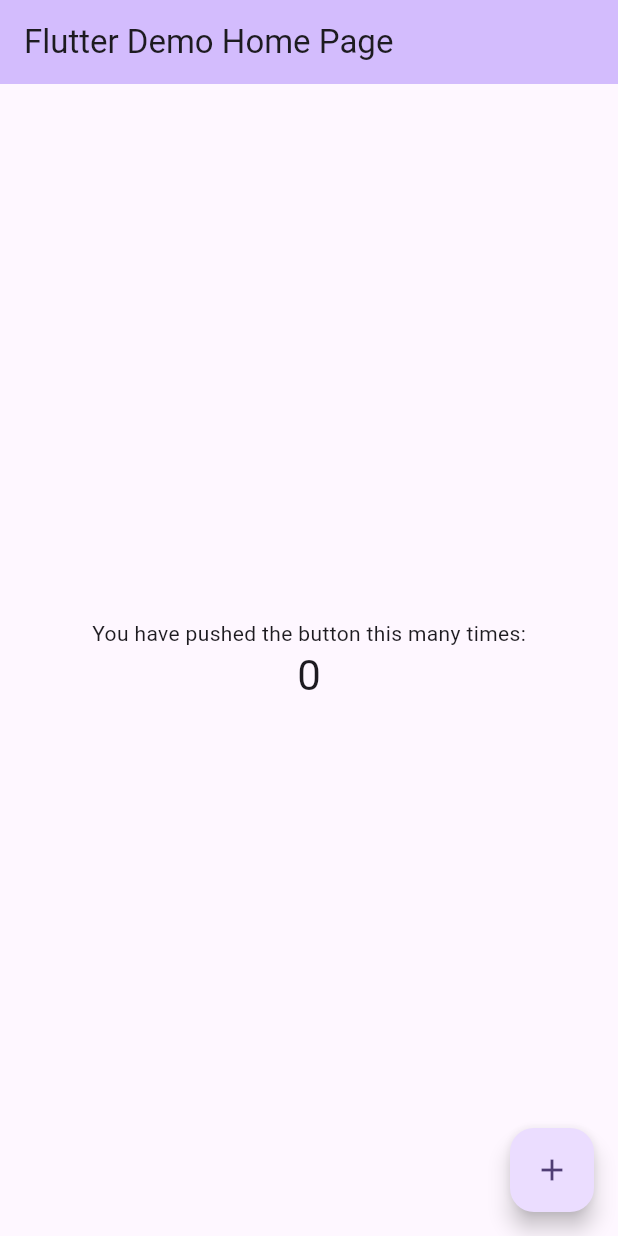
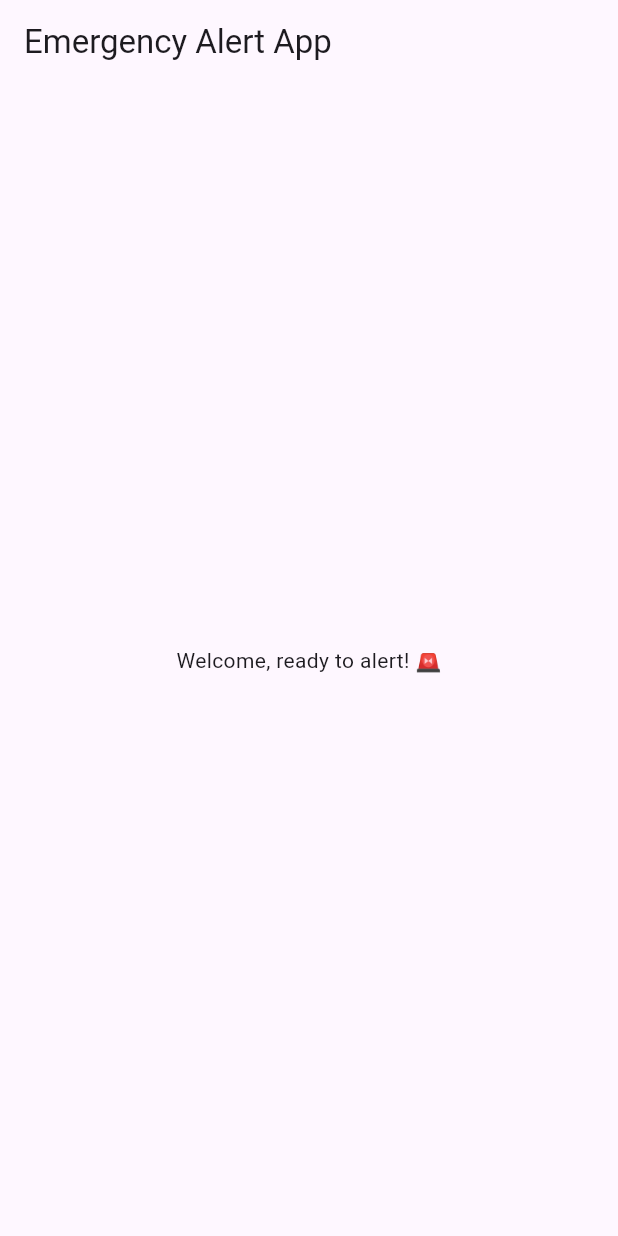
Before and after one commit to christcharlgabales/DigitalBillboard, a Flutter app: the screen it shows after launch, on a phone screen of 412 x 824 dp. Run offline on Flutter 3.47's test engine with Material 3 defaults, Android fonts, the phone set to English and light mode, and no system bars.

Commit message:
feat: temp style

```diff
--- a/lib/main.dart
+++ b/lib/main.dart
@@ -1,122 +1,27 @@
 import 'package:flutter/material.dart';
 
 void main() {
-  runApp(const MyApp());
+  runApp(MyApp());
 }
 
 class MyApp extends StatelessWidget {
-  const MyApp({super.key});
-
-  // This widget is the root of your application.
   @override
   Widget build(BuildContext context) {
     return MaterialApp(
-      title: 'Flutter Demo',
-      theme: ThemeData(
-        // This is the theme of your application.
-        //
-        // TRY THIS: Try running your application with "flutter run". You'll see
-        // the application has a purple toolbar. Then, without quitting the app,
-        // try changing the seedColor in the colorScheme below to Colors.green
-        // and then invoke "hot reload" (save your changes or press the "hot
-        // reload" button in a Flutter-supported IDE, or press "r" if you used
-        // the command line to start the app).
-        //
-        // Notice that the counter didn't reset back to zero; the application
-        // state is not lost during the reload. To reset the state, use hot
-        // restart instead.
-        //
-        // This works for code too, not just values: Most code changes can be
-        // tested with just a hot reload.
-        colorScheme: ColorScheme.fromSeed(seedColor: Colors.deepPurple),
-      ),
-      home: const MyHomePage(title: 'Flutter Demo Home Page'),
+      title: 'Digital Billboard App',
+      theme: ThemeData(primarySwatch: Colors.red),
+      home: HomePage(),
+      debugShowCheckedModeBanner: false,
     );
   }
 }
 
-class MyHomePage extends StatefulWidget {
-  const MyHomePage({super.key, required this.title});
-
-  // This widget is the home page of your application. It is stateful, meaning
-  // that it has a State object (defined below) that contains fields that affect
-  // how it looks.
-
-  // This class is the configuration for the state. It holds the values (in this
-  // case the title) provided by the parent (in this case the App widget) and
-  // used by the build method of the State. Fields in a Widget subclass are
-  // always marked "final".
-
-  final String title;
-
-  @override
-  State<MyHomePage> createState() => _MyHomePageState();
-}
-
-class _MyHomePageState extends State<MyHomePage> {
-  int _counter = 0;
-
-  void _incrementCounter() {
-    setState(() {
-      // This call to setState tells the Flutter framework that something has
-      // changed in this State, which causes it to rerun the build method below
-      // so that the display can reflect the updated values. If we changed
-      // _counter without calling setState(), then the build method would not be
-      // called again, and so nothing would appear to happen.
-      _counter++;
-    });
-  }
-
+class HomePage extends StatelessWidget {
   @override
   Widget build(BuildContext context) {
-    // This method is rerun every time setState is called, for instance as done
-    // by the _incrementCounter method above.
-    //
-    // The Flutter framework has been optimized to make rerunning build methods
-    // fast, so that you can just rebuild anything that needs updating rather
-    // than having to individually change instances of widgets.
     return Scaffold(
-      appBar: AppBar(
-        // TRY THIS: Try changing the color here to a specific color (to
-        // Colors.amber, perhaps?) and trigger a hot reload to see the AppBar
-        // change color while the other colors stay the same.
-        backgroundColor: Theme.of(context).colorScheme.inversePrimary,
-        // Here we take the value from the MyHomePage object that was created by
-        // the App.build method, and use it to set our appbar title.
-        title: Text(widget.title),
-      ),
-      body: Center(
-        // Center is a layout widget. It takes a single child and positions it
-        // in the middle of the parent.
-        child: Column(
-          // Column is also a layout widget. It takes a list of children and
-          // arranges them vertically. By default, it sizes itself to fit its
-          // children horizontally, and tries to be as tall as its parent.
-          //
-          // Column has various properties to control how it sizes itself and
-          // how it positions its children. Here we use mainAxisAlignment to
-          // center the children vertically; the main axis here is the vertical
-          // axis because Columns are vertical (the cross axis would be
-          // horizontal).
-          //
-          // TRY THIS: Invoke "debug painting" (choose the "Toggle Debug Paint"
-          // action in the IDE, or press "p" in the console), to see the
-          // wireframe for each widget.
-          mainAxisAlignment: MainAxisAlignment.center,
-          children: <Widget>[
-            const Text('You have pushed the button this many times:'),
-            Text(
-              '$_counter',
-              style: Theme.of(context).textTheme.headlineMedium,
-            ),
-          ],
-        ),
-      ),
-      floatingActionButton: FloatingActionButton(
-        onPressed: _incrementCounter,
-        tooltip: 'Increment',
-        child: const Icon(Icons.add),
-      ), // This trailing comma makes auto-formatting nicer for build methods.
+      appBar: AppBar(title: Text('Emergency Alert App')),
+      body: Center(child: Text('Welcome, ready to alert! 🚨')),
     );
   }
 }
--- a/pubspec.yaml
+++ b/pubspec.yaml
@@ -30,11 +30,13 @@ environment:
 dependencies:
   flutter:
     sdk: flutter
-  http: ^0.13.3
+  cupertino_icons: ^1.0.2
+  geolocator: ^10.1.0 # for getting GPS location
+  http: ^0.13.5 # for sending HTTP requests
+  supabase_flutter: ^1.10.10 # for connecting to Supabase
 
   # The following adds the Cupertino Icons font to your application.
   # Use with the CupertinoIcons class for iOS style icons.
-  cupertino_icons: ^1.0.8
 
 dev_dependencies:
   flutter_test:
```
Also changed, not shown: pubspec.lock, 5 other files.
